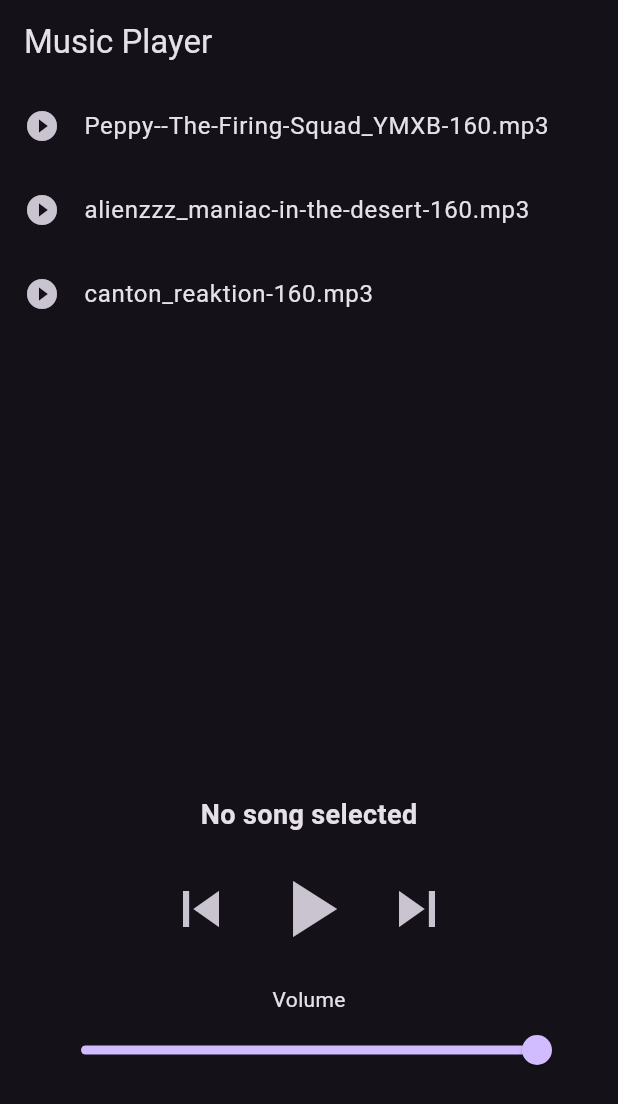
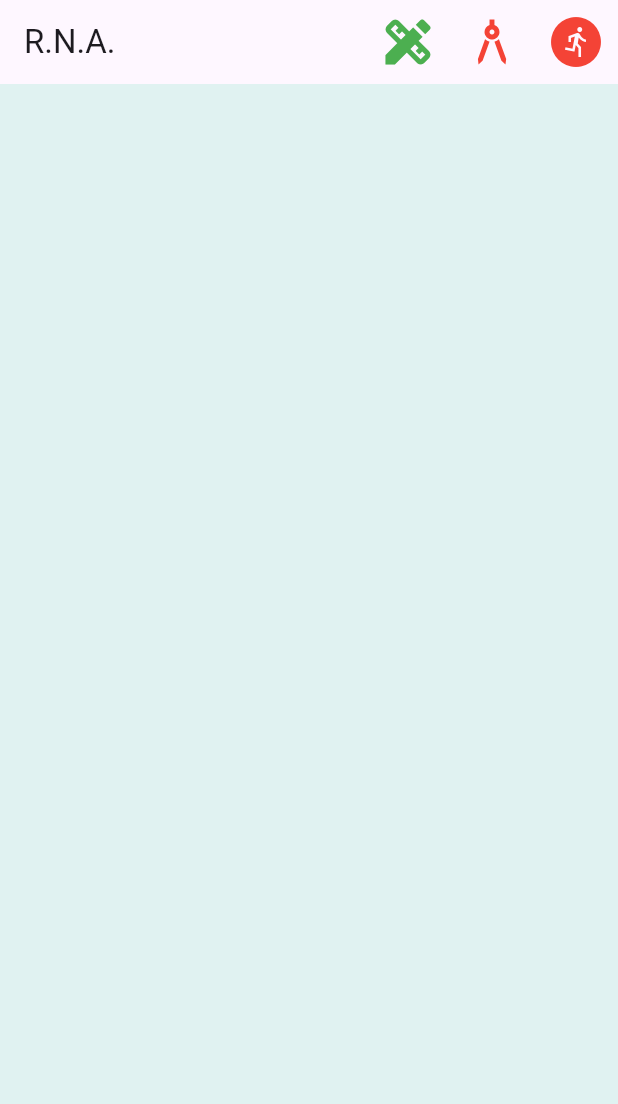
Before and after one commit to Savitar465/flutter_advanced, a Flutter app: the screen it shows after launch, on a phone screen of 412 x 824 dp. Shown: the top 1104 px of the screen. Run offline on Flutter 3.47's test engine with Material 3 defaults, Android fonts, the phone set to English and light mode, and no system bars.

Commit message:
feat(rna): Replace music player with RNA node editor (rna)
This commit pivots the application from a music player demo to an
Artificial Neural Network (RNA) visual editor.

The previous implementation including the MusicPlayer singleton,
audioplayers dependency, and related mixins (Logging, Snackbar) have
been removed.

Introduces the core functionality for the RNA editor:
- Adds a Home screen with GestureDetector for canvas interaction.
- Implements CustomPainters for drawing nodes and arcs.
- Creates data models for nodes (ModeloNodo) and arcs (ModeloArco).
- Enables adding, moving, deleting, and linking nodes.

```diff
--- /dev/null
+++ b/lib/figuras/nodo.dart
@@ -0,0 +1,22 @@
+import 'package:flutter/material.dart';
+import 'package:flutter_advanced/modelos/modelo_nodo.dart';
+
+class Nodo extends CustomPainter {
+  List<ModeloNodo> vNodo;
+  Nodo(this.vNodo);
+
+  @override
+  void paint(Canvas canvas, Size size) {
+    Paint paint = Paint()..style = PaintingStyle.fill;
+
+    vNodo.forEach((ele) {
+      paint.color = ele.color;
+      canvas.drawCircle(Offset(ele.x, ele.y), ele.radio, paint);
+    });
+  }
+
+  @override
+  bool shouldRepaint(covariant CustomPainter oldDelegate) {
+    return true;
+  }
+}
--- /dev/null
+++ b/lib/home.dart
@@ -0,0 +1,185 @@
+import 'dart:math';
+
+import 'package:flutter/material.dart';
+import 'package:flutter_advanced/figuras/arcos.dart';
+import 'package:flutter_advanced/figuras/nodo.dart';
+import 'package:flutter_advanced/modelos/arcos.dart';
+import 'dart:math' as math;
+
+import 'package:flutter_advanced/modelos/modelo_nodo.dart';
+
+class Home extends StatefulWidget {
+  const Home({super.key});
+
+  @override
+  State<Home> createState() => _HomeState();
+}
+
+class _HomeState extends State<Home> {
+  List<ModeloNodo> vNodo = [];
+  List<ModeloArco> vArco = [];
+  int etiqueta = 1;
+  String modo = 'diseño';
+  int nodoPartida = -1;
+  @override
+  void cambioModo(msg) {
+    setState(() {
+      modo = msg;
+    });
+  }
+
+  Widget build(BuildContext context) {
+    return Scaffold(
+      backgroundColor: Colors.teal.shade50,
+      appBar: AppBar(
+        title: Text('R.N.A.'),
+        actions: [
+          IconButton(
+            onPressed: () {
+              cambioModo('diseño');
+            },
+            icon: Icon(
+              Icons.design_services,
+              color: (modo == 'diseño') ? Colors.green : Colors.red,
+              size: 40,
+            ),
+          ),
+          IconButton(
+            onPressed: () {
+              cambioModo('enlace');
+            },
+            icon: Icon(
+              Icons.architecture,
+              color: (modo == 'enlace') ? Colors.green : Colors.red,
+              size: 40,
+            ),
+          ),
+          IconButton(
+            onPressed: () {
+              cambioModo('run');
+            },
+            icon: Icon(
+              Icons.run_circle,
+              color: (modo == 'run') ? Colors.green : Colors.red,
+              size: 40,
+            ),
+          ),
+        ],
+      ),
+      body: LayoutBuilder(
+        builder: (context, constraints) {
+          // espacio disponinle
+          final double w = constraints.maxWidth;
+          final double h = constraints.maxHeight;
+          final double shortTest = math.min(w, h);
+
+          // parametros responsivos
+          final double radius = shortTest * 0.07;
+          final bool isCompact = w < 400.0;
+
+          return SizedBox.expand(
+            child: Stack(
+              children: [
+                Stack(
+                  children: [
+                    CustomPaint(painter: Arco(vArco)),
+                    CustomPaint(painter: Nodo(vNodo)),
+
+                    GestureDetector(
+                      onPanDown: (desp) {
+                        if (modo == 'diseño' || modo == 'enlace') {
+                          setState(() {
+                            int posicion = estaSobreNodo(
+                              desp.localPosition.dx,
+                              desp.localPosition.dy,
+                            );
+                            if (posicion == -1) {
+                              if (modo == 'diseño') {
+                                vNodo.add(
+                                  ModeloNodo(
+                                    desp.localPosition.dx,
+                                    desp.localPosition.dy,
+                                    radius,
+                                    Colors.purple,
+                                    etiqueta.toString(),
+                                  ),
+                                );
+                                etiqueta++;
+                              }
+                            } else {
+                              if (modo == 'enlace') {
+                                if (nodoPartida == -1) {
+                                  nodoPartida = posicion;
+                                } else {
+                                  // creamos el nlace
+                                  vArco.add(
+                                    ModeloArco(
+                                      vNodo[nodoPartida],
+                                      vNodo[posicion],
+                                      0.5,
+                                    ),
+                                  );
+                                  nodoPartida = -1;
+                                }
+                              }
+                            }
+                          });
+                        }
+                      },
+                      onLongPressEnd: (desp) {
+                        if (modo == 'diseño') {
+                          int posicion = estaSobreNodo(
+                            desp.localPosition.dx,
+                            desp.localPosition.dy,
+                          );
+                          if (posicion >= 0) {
+                            print('eliminar $posicion');
+                            setState(() {
+                              // eliminamos todos los arccos
+                              vArco.removeWhere(
+                                (a) =>
+                                    (a.partida == vNodo[posicion]) ||
+                                    (a.llegada == vNodo[posicion]),
+                              );
+
+                              // finalmente borramos el nodo
+                              vNodo.removeAt(posicion);
+                            });
+                          }
+                        }
+                      },
+                      onPanUpdate: (desp) {
+                        if (modo == 'diseño') {
+                          int posicion = estaSobreNodo(
+                            desp.localPosition.dx,
+                            desp.localPosition.dy,
+                          );
+                          if (posicion >= 0) {
+                            setState(() {
+                              vNodo[posicion].x = desp.localPosition.dx;
+                              vNodo[posicion].y = desp.localPosition.dy;
+                            });
+                          }
+                        }
+                      },
+                    ),
+                  ],
+                ),
+              ],
+            ),
+          );
+        },
+      ),
+    );
+  }
+
+  int estaSobreNodo(double x, double y) {
+    for (int i = 0; i < vNodo.length; i++) {
+      double distancia = sqrt(pow(vNodo[i].x - x, 2) + pow(vNodo[i].y - y, 2));
+      if (distancia <= vNodo[i].radio) {
+        return i;
+      }
+    }
+    return -1;
+  }
+}
--- a/lib/main.dart
+++ b/lib/main.dart
@@ -1,160 +1,15 @@
 import 'package:flutter/material.dart';
-import 'package:flutter_advanced/singleton.dart';
-import 'package:flutter_advanced/mixin.dart';
-import 'package:flutter_advanced/snackbar_mixin.dart';
-import 'package:audioplayers/audioplayers.dart';
+import 'package:flutter_advanced/home.dart';
 
 void main() {
-  runApp(const MyApp());
+  runApp(const MainApp());
 }
 
-class MyApp extends StatelessWidget {
-  const MyApp({super.key});
+class MainApp extends StatelessWidget {
+  const MainApp({super.key});
 
   @override
   Widget build(BuildContext context) {
-    return MaterialApp(
-      title: 'Music Player Demo',
-      theme: ThemeData.dark(),
-      home: const MyHomePage(),
-    );
+    return const MaterialApp(home: Home());
   }
 }
-
-class MyHomePage extends StatefulWidget {
-  const MyHomePage({super.key});
-
-  @override
-  State<MyHomePage> createState() => _MyHomePageState();
-}
-
-class _MyHomePageState extends State<MyHomePage>
-    with LoggingMixin, SnackbarMixin<MyHomePage> {
-  final MusicPlayer _musicPlayer = MusicPlayer.instance;
-
-  @override
-  void initState() {
-    super.initState();
-    _musicPlayer.addListener(() {
-      setState(() {});
-    });
-  }
-
-  @override
-  Widget build(BuildContext context) {
-    return Scaffold(
-      appBar: AppBar(
-        title: const Text('Music Player'),
-      ),
-      body: Column(
-        children: <Widget>[
-          Expanded(
-            child: ListView.builder(
-              itemCount: _musicPlayer.playlist.length,
-              itemBuilder: (context, index) {
-                final songTitle = _musicPlayer.playlist[index].split('/').last;
-                return ListTile(
-                  title: Text(songTitle),
-                  leading: Icon(
-                    _musicPlayer.currentSongIndex == index &&
-                            _musicPlayer.playerState == PlayerState.playing
-                        ? Icons.pause_circle_filled
-                        : Icons.play_circle_filled,
-                  ),
-                  tileColor: _musicPlayer.currentSongIndex == index
-                      ? Colors.black45
-                      : null,
-                  onTap: () {
-                    if (_musicPlayer.currentSongIndex == index &&
-                        _musicPlayer.playerState == PlayerState.playing) {
-                      _musicPlayer.pause();
-                      final message = 'Music paused';
-                      log(message);
-                      showSnackbar(message);
-                    } else {
-                      _musicPlayer.play(index);
-                      final message = 'Playing $songTitle';
-                      log(message);
-                      showSnackbar(message);
-                    }
-                  },
-                );
-              },
-            ),
-          ),
-          Container(
-            padding: const EdgeInsets.fromLTRB(30.0,30.0,30.0,100.0),
-            child: Column(
-              children: <Widget>[
-                Text(
-                  _musicPlayer.currentSong?.split('/').last ?? 'No song selected',
-                  style: const TextStyle(fontSize: 18, fontWeight: FontWeight.bold),
-                ),
-                const SizedBox(height: 10),
-                Row(
-                  mainAxisAlignment: MainAxisAlignment.center,
-                  children: <Widget>[
-                    IconButton(
-                      icon: const Icon(Icons.skip_previous),
-                      iconSize: 48,
-                      onPressed: () {
-                        _musicPlayer.playPrevious();
-                        final message = 'Playing previous song';
-                        log(message);
-                        showSnackbar(message);
-                      },
-                    ),
-                    IconButton(
-                      icon: Icon(_musicPlayer.playerState == PlayerState.playing
-                          ? Icons.pause
-                          : Icons.play_arrow),
-                      iconSize: 64,
-                      onPressed: () {
-                        if (_musicPlayer.playerState == PlayerState.playing) {
-                          _musicPlayer.pause();
-                          final message = 'Music paused';
-                          log(message);
-                          showSnackbar(message);
-                        } else {
-                          _musicPlayer.play();
-                          final message = 'Music playing';
-                          log(message);
-                          showSnackbar(message);
-                        }
-                      },
-                    ),
-                    IconButton(
-                      icon: const Icon(Icons.skip_next),
-                      iconSize: 48,
-                      onPressed: () {
-                        _musicPlayer.playNext();
-                        final message = 'Playing next song';
-                        log(message);
-                        showSnackbar(message);
-                      },
-                    ),
-                  ],
-                ),
-                const SizedBox(height: 10),
-                const Text('Volume'),
-                Slider(
-                  value: _musicPlayer.volume,
-                  onChanged: (value) {
-                    _musicPlayer.setVolume(value);
-                    // No snackbar here to avoid spamming
-                  },
-                  onChangeEnd: (value) {
-                    final message = 'Volume changed to ${value.toStringAsFixed(2)}';
-                    log(message);
-                    showSnackbar(message);
-                  },
-                ),
-
-              ],
-            ),
-          ),
-        ],
-      ),
-    );
-  }
-}
--- a/lib/mixin.dart
+++ /dev/null
@@ -1,6 +0,0 @@
-
-mixin LoggingMixin {
-  void log(String message) {
-    print('[LOG]: $message');
-  }
-}
--- /dev/null
+++ b/lib/modelos/arcos.dart
@@ -0,0 +1,7 @@
+import 'package:flutter_advanced/modelos/modelo_nodo.dart';
+
+class ModeloArco {
+  ModeloNodo partida, llegada;
+  double costo;
+  ModeloArco(this.partida, this.llegada, this.costo);
+}
--- /dev/null
+++ b/lib/modelos/modelo_nodo.dart
@@ -0,0 +1,8 @@
+import 'package:flutter/material.dart';
+
+class ModeloNodo {
+  double x, y, radio;
+  Color color;
+  String etiqueta;
+  ModeloNodo(this.x, this.y, this.radio, this.color, this.etiqueta);
+}
--- a/lib/singleton.dart
+++ /dev/null
@@ -1,88 +0,0 @@
-import 'package:flutter/material.dart';
-import 'package:audioplayers/audioplayers.dart';
-
-class MusicPlayer extends ChangeNotifier {
-  MusicPlayer._internal();
-
-  static final MusicPlayer _instance = MusicPlayer._internal();
-
-  static MusicPlayer get instance => _instance;
-
-  final AudioPlayer _audioPlayer = AudioPlayer();
-  PlayerState _playerState = PlayerState.stopped;
-  double _volume = 1.0;
-  int _currentSongIndex = -1;
-
-  final List<String> _playlist = [
-    'https://sampleswap.org/mp3/artist/5101/Peppy--The-Firing-Squad_YMXB-160.mp3',
-    'https://sampleswap.org/mp3/artist/30220/alienzzz_maniac-in-the-desert-160.mp3',
-    'https://sampleswap.org/mp3/artist/2/canton_reaktion-160.mp3',
-  ];
-
-  PlayerState get playerState => _playerState;
-  double get volume => _volume;
-  List<String> get playlist => _playlist;
-  int get currentSongIndex => _currentSongIndex;
-  String? get currentSong =>
-      _currentSongIndex != -1 ? _playlist[_currentSongIndex] : null;
-
-  MusicPlayer() {
-    _audioPlayer.onPlayerStateChanged.listen((state) {
-      _playerState = state;
-      notifyListeners();
-    });
-
-    _audioPlayer.onPlayerComplete.listen((event) {
-      playNext();
-    });
-  }
-
-  Future<void> play([int? index]) async {
-    if (index != null) {
-      _currentSongIndex = index;
-    }
-    if (_currentSongIndex == -1) {
-      _currentSongIndex = 0;
-    }
-    await _audioPlayer.play(UrlSource(_playlist[_currentSongIndex]));
-    _playerState = PlayerState.playing;
-    notifyListeners();
-  }
-
-  Future<void> pause() async {
-    await _audioPlayer.pause();
-    _playerState = PlayerState.paused;
-    notifyListeners();
-  }
-
-  Future<void> stop() async {
-    await _audioPlayer.stop();
-    _playerState = PlayerState.stopped;
-    _currentSongIndex = -1;
-    notifyListeners();
-  }
-
-  Future<void> playNext() async {
-    if (_currentSongIndex < _playlist.length - 1) {
-      _currentSongIndex++;
-      await play(_currentSongIndex);
-    } else {
-      stop();
-    }
-    notifyListeners();
-  }
-
-  Future<void> playPrevious() async {
-    if (_currentSongIndex > 0) {
-      _currentSongIndex--;
-      await play(_currentSongIndex);
-    }
-    notifyListeners();
-  }
-
-  Future<void> setVolume(double volume) async {
-    _volume = volume;
-    await _audioPlayer.setVolume(volume);
-    notifyListeners();
-  }
-}
```
Also changed, not shown: lib/figuras/arcos.dart (added, +28 -0 lines), lib/figuras/circulo.dart (added, +36 -0 lines), lib/snackbar_mixin.dart (deleted, +0 -13 lines), pubspec.yaml (+1 -70 lines), pubspec.lock, 1 other file.
